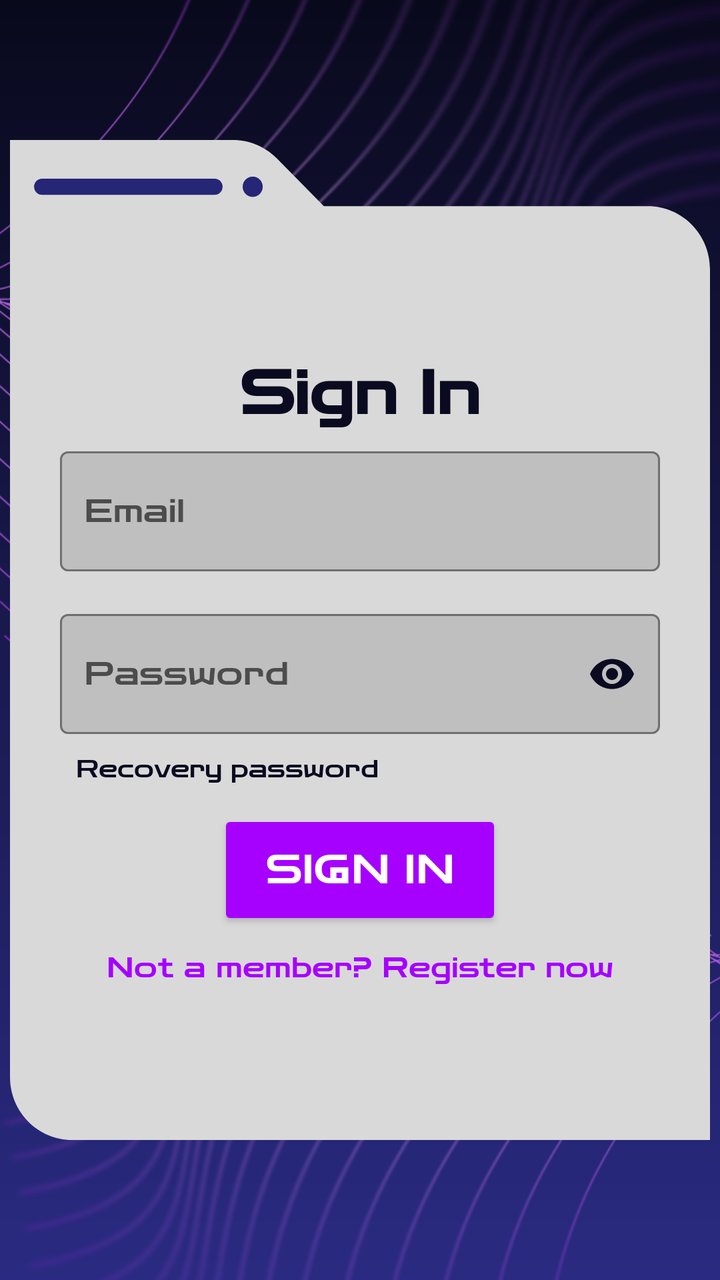
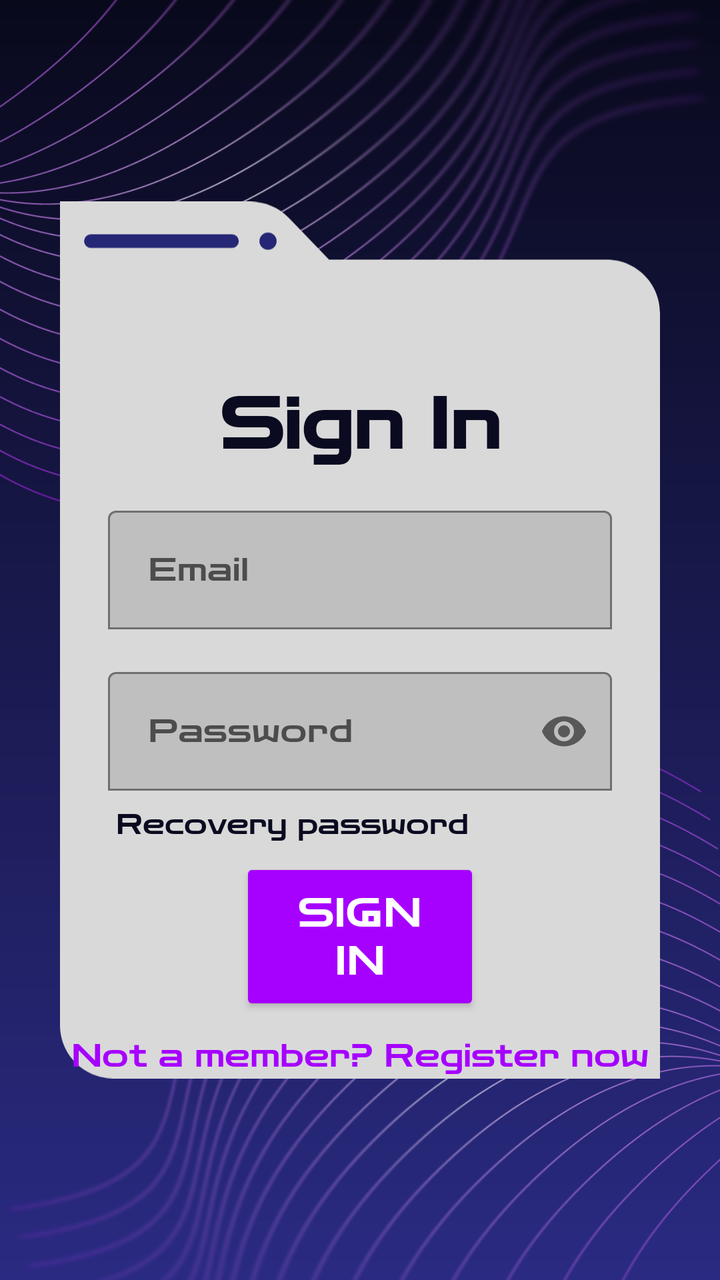

Before-and-after screenshots of an Android layout around one commit, followed by the original layout XML and the change that was made.
<!-- AndroidManifest.xml: application theme Theme.MaterialComponents.DayNight.NoActionBar -->
<!-- res/layout/activity_sign_up.xml -->
<?xml version="1.0" encoding="utf-8"?>
<androidx.constraintlayout.widget.ConstraintLayout
    xmlns:android="http://schemas.android.com/apk/res/android"
    xmlns:app="http://schemas.android.com/apk/res-auto"
    xmlns:tools="http://schemas.android.com/tools"
    android:layout_width="match_parent"
    android:layout_height="match_parent">

    
    <ImageView
        android:id="@+id/gradientBg"
        android:layout_width="0dp"
        android:layout_height="0dp"
        android:scaleType="fitXY"
        android:src="@drawable/gradient_bg"
        app:layout_constraintBottom_toBottomOf="parent"
        app:layout_constraintEnd_toEndOf="parent"
        app:layout_constraintStart_toStartOf="parent"
        app:layout_constraintTop_toTopOf="parent" />

    

    

    

    <ImageView
        android:id="@+id/linesTopLeft"
        android:layout_width="550dp"
        android:layout_height="500dp"
        android:layout_marginStart="-175dp"
        android:layout_marginTop="-130dp"
        android:alpha="1"
        android:src="@drawable/lines2_2"
        app:layout_constraintStart_toStartOf="parent"
        app:layout_constraintTop_toTopOf="parent" />

    <ImageView
        android:id="@+id/linesBottomRight"
        android:layout_width="550dp"
        android:layout_height="500dp"
        android:layout_marginEnd="-175dp"
        android:layout_marginBottom="-130dp"
        android:alpha="1"
        android:src="@drawable/lines2_1"
        app:layout_constraintBottom_toBottomOf="parent"
        app:layout_constraintEnd_toEndOf="parent" />

    <ImageView
        android:id="@+id/contentBackground"
        android:layout_width="350dp"
        android:layout_height="500dp"
        android:src="@drawable/back_window"
        android:scaleType="fitXY"
        android:alpha="1"
        app:layout_constraintTop_toTopOf="parent"
        app:layout_constraintBottom_toBottomOf="parent"
        app:layout_constraintStart_toStartOf="parent"
        app:layout_constraintEnd_toEndOf="parent" />

    
    <TextView
        android:id="@+id/titleText"
        android:layout_width="wrap_content"
        android:layout_height="wrap_content"
        android:layout_marginTop="108dp"
        android:fontFamily="@font/zen_dots"
        android:text="Sign In"
        android:textColor="#0A0A20"
        android:textSize="30sp"
        android:textStyle="bold"
        app:layout_constraintEnd_toEndOf="@id/contentBackground"
        app:layout_constraintStart_toStartOf="@id/contentBackground"
        app:layout_constraintTop_toTopOf="@id/contentBackground" />

    
    <com.google.android.material.textfield.TextInputLayout
        android:id="@+id/emailLayout"
        android:layout_width="300dp"
        android:layout_height="wrap_content"
        android:layout_marginTop="5dp"
        android:hint="Email"
        app:boxBackgroundMode="outline"
        app:boxCornerRadiusBottomEnd="4dp"
        app:boxCornerRadiusBottomStart="4dp"
        app:boxCornerRadiusTopEnd="4dp"
        app:boxCornerRadiusTopStart="4dp"
        app:boxStrokeColor="#0A0A20"
        app:layout_constraintTop_toBottomOf="@id/titleText"
        app:layout_constraintStart_toStartOf="@id/contentBackground"
        app:layout_constraintEnd_toEndOf="@id/contentBackground">

        <com.google.android.material.textfield.TextInputEditText
            android:id="@+id/emailInput"
            android:layout_width="match_parent"
            android:layout_height="60dp"
            android:fontFamily="@font/zen_dots"
            android:inputType="textEmailAddress"
            android:padding="12dp"
            android:textColor="#0A0A20" />

    </com.google.android.material.textfield.TextInputLayout>

    
    <com.google.android.material.textfield.TextInputLayout
        android:id="@+id/passwordLayout"
        android:layout_width="300dp"
        android:layout_height="wrap_content"
        android:layout_marginTop="16dp"
        android:hint="Password"
        app:boxBackgroundMode="outline"
        app:boxStrokeColor="#0A0A20"
        app:boxCornerRadiusTopStart="4dp"
        app:boxCornerRadiusTopEnd="4dp"
        app:boxCornerRadiusBottomStart="4dp"
        app:boxCornerRadiusBottomEnd="4dp"
        app:passwordToggleEnabled="true"
        app:passwordToggleTint="#0A0A20"
        app:layout_constraintTop_toBottomOf="@id/emailLayout"
        app:layout_constraintStart_toStartOf="@id/contentBackground"
        app:layout_constraintEnd_toEndOf="@id/contentBackground">

        <com.google.android.material.textfield.TextInputEditText
            android:id="@+id/passwordInput"
            android:layout_width="match_parent"
            android:layout_height="60dp"
            android:inputType="textPassword"
            android:fontFamily="@font/zen_dots"
            android:textColor="#0A0A20"
            android:padding="12dp" />

    </com.google.android.material.textfield.TextInputLayout>

    
    <TextView
        android:id="@+id/recoveryPasswordText"
        android:layout_width="wrap_content"
        android:layout_height="wrap_content"
        android:layout_marginTop="2dp"
        android:background="?attr/selectableItemBackgroundBorderless"
        android:clickable="true"
        android:focusable="true"
        android:fontFamily="@font/zen_dots"
        android:padding="8dp"
        android:text="Recovery password"
        android:textColor="#0A0A20"
        android:textSize="12sp"
        app:layout_constraintStart_toStartOf="@id/passwordLayout"
        app:layout_constraintTop_toBottomOf="@id/passwordLayout" />

    
    <Button
        android:id="@+id/actionButton"
        android:layout_width="142dp"
        android:layout_height="60dp"
        android:layout_marginTop="5dp"
        android:fontFamily="@font/zen_dots"
        android:text="sign in"
        android:textColor="#FFFFFF"
        android:textSize="20sp"
        app:backgroundTint="#A600FF"
        app:cornerRadius="4dp"
        app:layout_constraintEnd_toEndOf="@id/contentBackground"
        app:layout_constraintStart_toStartOf="@id/contentBackground"
        app:layout_constraintTop_toBottomOf="@id/recoveryPasswordText" />

    
    <TextView
        android:id="@+id/registerNowText"
        android:layout_width="wrap_content"
        android:layout_height="wrap_content"
        android:layout_marginTop="2dp"
        android:fontFamily="@font/zen_dots"
        android:text="Not a member? Register now"
        android:textColor="#A600FF"
        android:textSize="14sp"
        android:clickable="true"
        android:focusable="true"
        android:background="?attr/selectableItemBackgroundBorderless"
        android:padding="8dp"
        app:layout_constraintEnd_toEndOf="@id/contentBackground"
        app:layout_constraintStart_toStartOf="@id/contentBackground"
        app:layout_constraintTop_toBottomOf="@id/actionButton" />

</androidx.constraintlayout.widget.ConstraintLayout>
<!-- resources referenced by this layout -->
<resources>
  <!-- drawable back_window (drawable) -->
  <vector xmlns:android="http://schemas.android.com/apk/res/android"
      android:width="349dp"
      android:height="492dp"
      android:viewportWidth="349"
      android:viewportHeight="492">
    <path
        android:pathData="M111.14,0C119.37,0 127.27,3.28 133.09,9.11L156.5,32.59H318C335.12,32.59 349,46.47 349,63.59V492H31C13.88,492 0,478.12 0,461V0H111.14Z"
        android:fillColor="#D9D9D9"/>
    <path
        android:pathData="M126,23C126,25.76 123.76,28 121,28C118.24,28 116,25.76 116,23C116,20.24 118.24,18 121,18C123.76,18 126,20.24 126,23Z"
        android:fillColor="#262676"/>
    <path
        android:pathData="M16,19L102,19A4,4 0,0 1,106 23L106,23A4,4 0,0 1,102 27L16,27A4,4 0,0 1,12 23L12,23A4,4 0,0 1,16 19z"
        android:fillColor="#262676"/>
  </vector>
  <!-- drawable gradient_bg (drawable) -->
  <shape xmlns:android="http://schemas.android.com/apk/res/android">
      <gradient
          android:startColor="#09091C"
          android:endColor="#2A2A82"
          android:angle="270"/>
  </shape>
  <!-- drawable lines2_1: png bitmap (drawable, 464063 bytes) -->
  <!-- drawable lines2_2: png bitmap (drawable, 445353 bytes) -->
</resources>

<!-- the commit's change to res/layout/activity_sign_up.xml (unified diff, before → after) -->
@@ -2,11 +2,9 @@
 <androidx.constraintlayout.widget.ConstraintLayout
     xmlns:android="http://schemas.android.com/apk/res/android"
     xmlns:app="http://schemas.android.com/apk/res-auto"
-    xmlns:tools="http://schemas.android.com/tools"
     android:layout_width="match_parent"
     android:layout_height="match_parent">
 
-    
     <ImageView
         android:id="@+id/gradientBg"
         android:layout_width="0dp"
@@ -18,104 +16,94 @@
         app:layout_constraintStart_toStartOf="parent"
         app:layout_constraintTop_toTopOf="parent" />
 
-    
-
-    
-
-    
+    <ImageView
+        android:id="@+id/linesTopLeft"
+        android:layout_width="wrap_content"
+        android:layout_height="wrap_content"
+        android:scaleX="1.55"
+        android:scaleY="1.2"
+        android:layout_marginStart="-100dp"
+        android:layout_marginTop="-250dp"
+        app:layout_constraintStart_toStartOf="parent"
+        app:layout_constraintTop_toTopOf="parent"
+        android:src="@drawable/lines2_2" />
 
     <ImageView
-        android:id="@+id/linesTopLeft"
-        android:layout_width="550dp"
-        android:layout_height="500dp"
-        android:layout_marginStart="-175dp"
-        android:layout_marginTop="-130dp"
-        android:alpha="1"
-        android:src="@drawable/lines2_2"
+        android:id="@+id/linesTopRight"
+        android:layout_width="wrap_content"
+        android:layout_height="wrap_content"
+        android:scaleX="1.55"
+        android:scaleY="1.2"
+        android:layout_marginStart="100dp"
+        android:layout_marginTop="250dp"
         app:layout_constraintStart_toStartOf="parent"
-        app:layout_constraintTop_toTopOf="parent" />
-
-    <ImageView
-        android:id="@+id/linesBottomRight"
-        android:layout_width="550dp"
-        android:layout_height="500dp"
-        android:layout_marginEnd="-175dp"
-        android:layout_marginBottom="-130dp"
-        android:alpha="1"
-        android:src="@drawable/lines2_1"
-        app:layout_constraintBottom_toBottomOf="parent"
-        app:layout_constraintEnd_toEndOf="parent" />
+        app:layout_constraintTop_toTopOf="parent"
+        android:src="@drawable/lines2_1" />
 
     <ImageView
         android:id="@+id/contentBackground"
-        android:layout_width="350dp"
-        android:layout_height="500dp"
+        android:layout_width="0dp"
+        android:layout_height="0dp"
+        app:layout_constraintDimensionRatio="9:16"
+        android:layout_margin="30dp"
         android:src="@drawable/back_window"
-        android:scaleType="fitXY"
-        android:alpha="1"
+        app:layout_constraintHorizontal_bias="0.5"
         app:layout_constraintTop_toTopOf="parent"
         app:layout_constraintBottom_toBottomOf="parent"
         app:layout_constraintStart_toStartOf="parent"
         app:layout_constraintEnd_toEndOf="parent" />
 
-    
     <TextView
         android:id="@+id/titleText"
         android:layout_width="wrap_content"
         android:layout_height="wrap_content"
-        android:layout_marginTop="108dp"
         android:fontFamily="@font/zen_dots"
-        android:text="Sign In"
-        android:textColor="#0A0A20"
-        android:textSize="30sp"
+        android:text="@string/sign_in"
+        android:textColor="@color/dark_blue"
+        android:textSize="35sp"
         android:textStyle="bold"
+        app:layout_constraintStart_toStartOf="@id/contentBackground"
         app:layout_constraintEnd_toEndOf="@id/contentBackground"
-        app:layout_constraintStart_toStartOf="@id/contentBackground"
-        app:layout_constraintTop_toTopOf="@id/contentBackground" />
+        app:layout_constraintTop_toTopOf="@id/contentBackground"
+        app:layout_constraintBottom_toBottomOf="@id/contentBackground"
+        app:layout_constraintVertical_bias="0.28"/>
 
-    
     <com.google.android.material.textfield.TextInputLayout
-        android:id="@+id/emailLayout"
-        android:layout_width="300dp"
+    android:id="@+id/emailLayout"
+    android:layout_width="0dp"
+    android:layout_height="wrap_content"
+    android:layout_marginStart="24dp"
+    android:layout_marginEnd="24dp"
+    android:layout_marginTop="16dp"
+    android:hint="@string/email"
+    app:boxBackgroundMode="outline"
+    app:boxCornerRadius="4dp"
+    app:layout_constraintTop_toBottomOf="@id/titleText"
+    app:layout_constraintStart_toStartOf="@id/contentBackground"
+    app:layout_constraintEnd_toEndOf="@id/contentBackground">
+
+    <com.google.android.material.textfield.TextInputEditText
+        android:id="@+id/emailInput"
+        android:layout_width="match_parent"
         android:layout_height="wrap_content"
-        android:layout_marginTop="5dp"
-        android:hint="Email"
-        app:boxBackgroundMode="outline"
-        app:boxCornerRadiusBottomEnd="4dp"
-        app:boxCornerRadiusBottomStart="4dp"
-        app:boxCornerRadiusTopEnd="4dp"
-        app:boxCornerRadiusTopStart="4dp"
-        app:boxStrokeColor="#0A0A20"
-        app:layout_constraintTop_toBottomOf="@id/titleText"
-        app:layout_constraintStart_toStartOf="@id/contentBackground"
-        app:layout_constraintEnd_toEndOf="@id/contentBackground">
+        android:textColor="@color/dark_blue"
+        android:padding="20dp"
+        android:fontFamily="@font/zen_dots"
+        android:inputType="textEmailAddress" />
 
-        <com.google.android.material.textfield.TextInputEditText
-            android:id="@+id/emailInput"
-            android:layout_width="match_parent"
-            android:layout_height="60dp"
-            android:fontFamily="@font/zen_dots"
-            android:inputType="textEmailAddress"
-            android:padding="12dp"
-            android:textColor="#0A0A20" />
+</com.google.android.material.textfield.TextInputLayout>
 
-    </com.google.android.material.textfield.TextInputLayout>
-
-    
     <com.google.android.material.textfield.TextInputLayout
         android:id="@+id/passwordLayout"
-        android:layout_width="300dp"
+        android:layout_width="0dp"
         android:layout_height="wrap_content"
+        android:layout_marginStart="24dp"
+        android:layout_marginEnd="24dp"
         android:layout_marginTop="16dp"
-        android:hint="Password"
+        android:hint="@string/password"
         app:boxBackgroundMode="outline"
-        app:boxStrokeColor="#0A0A20"
-        app:boxCornerRadiusTopStart="4dp"
-        app:boxCornerRadiusTopEnd="4dp"
-        app:boxCornerRadiusBottomStart="4dp"
-        app:boxCornerRadiusBottomEnd="4dp"
+        app:boxCornerRadius="4dp"
         app:passwordToggleEnabled="true"
-        app:passwordToggleTint="#0A0A20"
         app:layout_constraintTop_toBottomOf="@id/emailLayout"
         app:layout_constraintStart_toStartOf="@id/contentBackground"
         app:layout_constraintEnd_toEndOf="@id/contentBackground">
@@ -123,60 +111,59 @@
         <com.google.android.material.textfield.TextInputEditText
             android:id="@+id/passwordInput"
             android:layout_width="match_parent"
-            android:layout_height="60dp"
-            android:inputType="textPassword"
+            android:layout_height="wrap_content"
+            android:textColor="@color/dark_blue"
+            android:padding="20dp"
             android:fontFamily="@font/zen_dots"
-            android:textColor="#0A0A20"
-            android:padding="12dp" />
+            android:inputType="textPassword" />
 
     </com.google.android.material.textfield.TextInputLayout>
 
-    
     <TextView
         android:id="@+id/recoveryPasswordText"
         android:layout_width="wrap_content"
         android:layout_height="wrap_content"
-        android:layout_marginTop="2dp"
+        android:layout_marginTop="4dp"
         android:background="?attr/selectableItemBackgroundBorderless"
         android:clickable="true"
         android:focusable="true"
         android:fontFamily="@font/zen_dots"
-        android:padding="8dp"
-        android:text="Recovery password"
-        android:textColor="#0A0A20"
-        android:textSize="12sp"
+        android:padding="4dp"
+        android:text="@string/recovery"
+        android:textColor="@color/dark_blue"
+        android:textSize="14sp"
         app:layout_constraintStart_toStartOf="@id/passwordLayout"
         app:layout_constraintTop_toBottomOf="@id/passwordLayout" />
 
-    
     <Button
         android:id="@+id/actionButton"
-        android:layout_width="142dp"
-        android:layout_height="60dp"
-        android:layout_marginTop="5dp"
+        android:layout_width="0dp"
+        android:layout_height="wrap_content"
+        android:layout_marginStart="90dp"
+        android:layout_marginEnd="90dp"
+        android:layout_marginTop="4dp"
         android:fontFamily="@font/zen_dots"
-        android:text="sign in"
-        android:textColor="#FFFFFF"
+        android:padding="15dp"
+        android:text="@string/sign_in"
+        android:textColor="@color/white_text"
         android:textSize="20sp"
-        app:backgroundTint="#A600FF"
+        app:backgroundTint="@color/purple"
         app:cornerRadius="4dp"
         app:layout_constraintEnd_toEndOf="@id/contentBackground"
         app:layout_constraintStart_toStartOf="@id/contentBackground"
         app:layout_constraintTop_toBottomOf="@id/recoveryPasswordText" />
 
-    
     <TextView
         android:id="@+id/registerNowText"
         android:layout_width="wrap_content"
         android:layout_height="wrap_content"
         android:layout_marginTop="2dp"
         android:fontFamily="@font/zen_dots"
-        android:text="Not a member? Register now"
-        android:textColor="#A600FF"
-        android:textSize="14sp"
+        android:text="@string/register_now"
+        android:textColor="@color/purple"
+        android:textSize="16sp"
         android:clickable="true"
         android:focusable="true"
-        android:background="?attr/selectableItemBackgroundBorderless"
         android:padding="8dp"
         app:layout_constraintEnd_toEndOf="@id/contentBackground"
         app:layout_constraintStart_toStartOf="@id/contentBackground"
<!-- resource entries referenced after the edit -->
@@ -1,19 +1,22 @@
 <!-- resources referenced by this layout -->
 <resources>
+  <color name="dark_blue">#0A0A20</color>
+  <color name="purple">#A600FF</color>
+  <color name="white_text">#FFFFFF</color>
   <!-- drawable back_window (drawable) -->
   <vector xmlns:android="http://schemas.android.com/apk/res/android"
       android:width="349dp"
-      android:height="492dp"
+      android:height="510dp"
       android:viewportWidth="349"
-      android:viewportHeight="492">
+      android:viewportHeight="510">
     <path
-        android:pathData="M111.14,0C119.37,0 127.27,3.28 133.09,9.11L156.5,32.59H318C335.12,32.59 349,46.47 349,63.59V492H31C13.88,492 0,478.12 0,461V0H111.14Z"
+        android:pathData="M110.81,0C119.24,0 127.3,3.43 133.15,9.51L156.5,33.78H318C335.12,33.78 349,47.66 349,64.78V510H31C13.88,510 0,496.12 0,479V0H110.81Z"
         android:fillColor="#D9D9D9"/>
     <path
-        android:pathData="M126,23C126,25.76 123.76,28 121,28C118.24,28 116,25.76 116,23C116,20.24 118.24,18 121,18C123.76,18 126,20.24 126,23Z"
+        android:pathData="M18,19L100,19A4,4 0,0 1,104 23L104,23A4,4 0,0 1,100 27L18,27A4,4 0,0 1,14 23L14,23A4,4 0,0 1,18 19z"
         android:fillColor="#262676"/>
     <path
-        android:pathData="M16,19L102,19A4,4 0,0 1,106 23L106,23A4,4 0,0 1,102 27L16,27A4,4 0,0 1,12 23L12,23A4,4 0,0 1,16 19z"
+        android:pathData="M121,23m-5,0a5,5 0,1 1,10 0a5,5 0,1 1,-10 0"
         android:fillColor="#262676"/>
   </vector>
   <!-- drawable gradient_bg (drawable) -->
@@ -25,5 +28,10 @@
   </shape>
   <!-- drawable lines2_1: png bitmap (drawable, 464063 bytes) -->
   <!-- drawable lines2_2: png bitmap (drawable, 445353 bytes) -->
+  <string name="email">Email</string>
+  <string name="password">Password</string>
+  <string name="recovery">Recovery password</string>
+  <string name="register_now">Not a member? Register now</string>
+  <string name="sign_in">Sign In</string>
 </resources>
 
